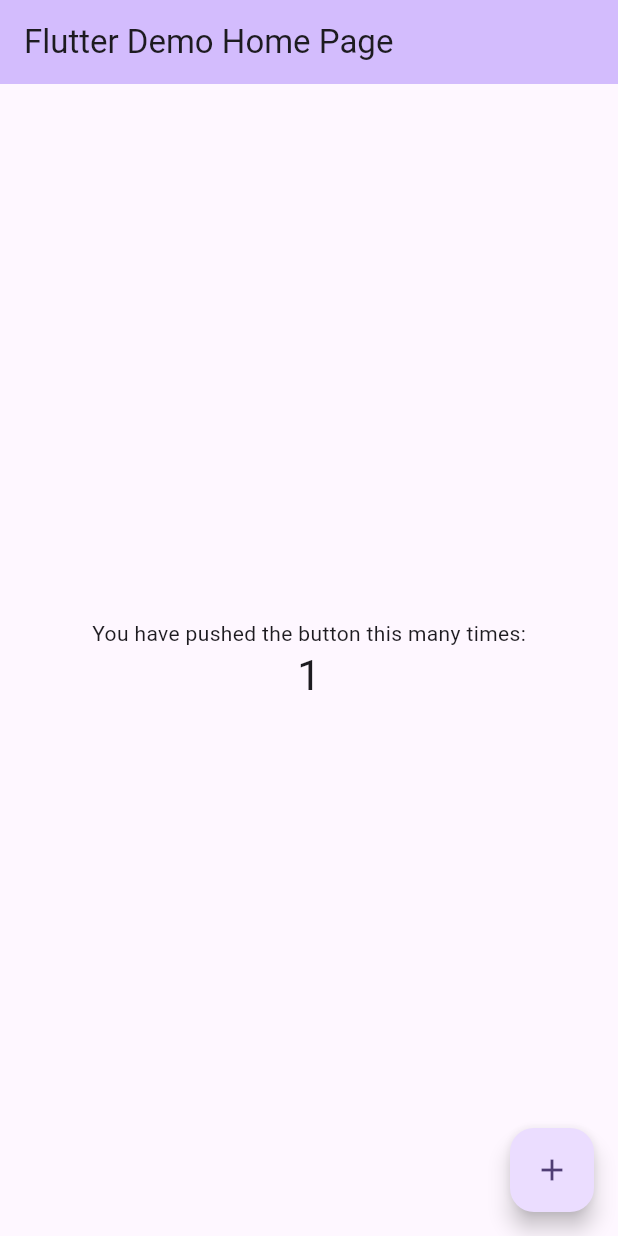
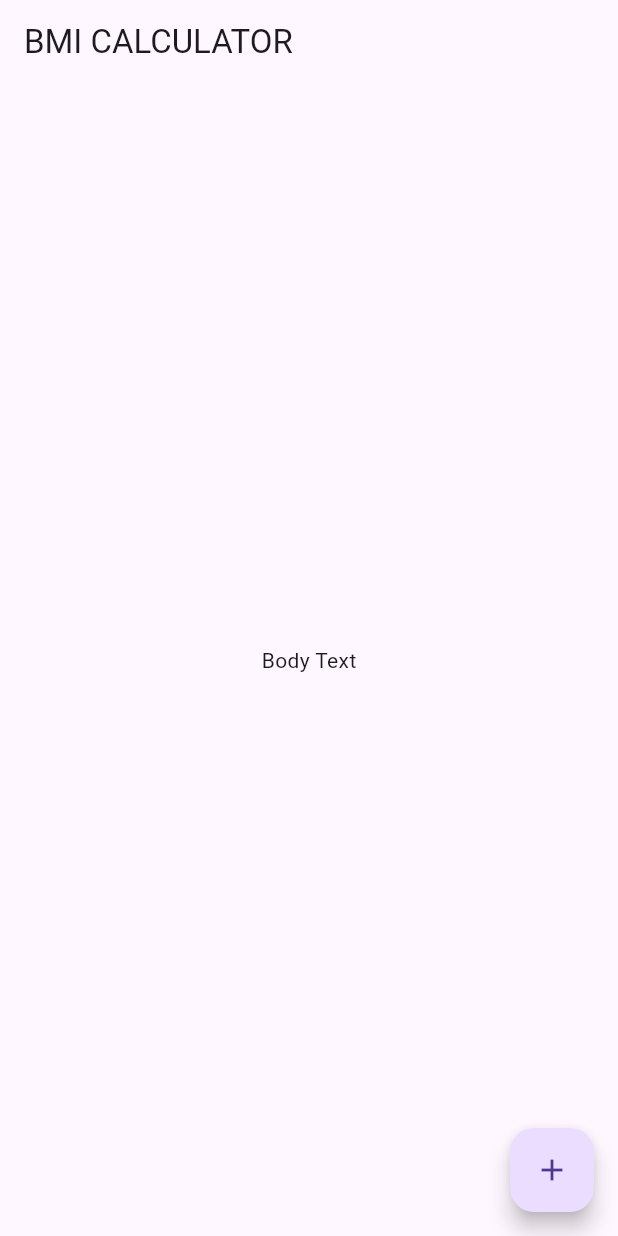
Before and after one commit to niloymamun/bmi-calculator-flutter, a Flutter app: the screen it shows after launch, after a tap on the "add" icon, on a phone screen of 412 x 824 dp. Run offline on Flutter 3.47's test engine with Material 3 defaults, Android fonts, the phone set to English and light mode, and no system bars.

Commit message:
modify some code

```diff
--- a/lib/main.dart
+++ b/lib/main.dart
@@ -1,122 +1,36 @@
 import 'package:flutter/material.dart';
 
 void main() {
-  runApp(const MyApp());
+  runApp(const BMICalculator());
 }
 
-class MyApp extends StatelessWidget {
-  const MyApp({super.key});
+class BMICalculator extends StatelessWidget {
+  const BMICalculator({super.key});
 
   // This widget is the root of your application.
   @override
   Widget build(BuildContext context) {
-    return MaterialApp(
-      title: 'Flutter Demo',
-      theme: ThemeData(
-        // This is the theme of your application.
-        //
-        // TRY THIS: Try running your application with "flutter run". You'll see
-        // the application has a purple toolbar. Then, without quitting the app,
-        // try changing the seedColor in the colorScheme below to Colors.green
-        // and then invoke "hot reload" (save your changes or press the "hot
-        // reload" button in a Flutter-supported IDE, or press "r" if you used
-        // the command line to start the app).
-        //
-        // Notice that the counter didn't reset back to zero; the application
-        // state is not lost during the reload. To reset the state, use hot
-        // restart instead.
-        //
-        // This works for code too, not just values: Most code changes can be
-        // tested with just a hot reload.
-        colorScheme: ColorScheme.fromSeed(seedColor: Colors.deepPurple),
+    return MaterialApp(home: InputPage());
+  }
+}
+
+class InputPage extends StatefulWidget {
+  const InputPage({super.key});
+
+  @override
+  State<InputPage> createState() => _InputPageState();
+}
+
+class _InputPageState extends State<InputPage> {
+  @override
+  Widget build(BuildContext context) {
+    return Scaffold(
+      appBar: AppBar(title: Text('BMI CALCULATOR')),
+      body: Center(child: Text('Body Text')),
+      floatingActionButton: FloatingActionButton(
+        onPressed: () {},
+        child: Icon(Icons.add),
       ),
-      home: const MyHomePage(title: 'Flutter Demo Home Page'),
     );
   }
 }
-
-class MyHomePage extends StatefulWidget {
-  const MyHomePage({super.key, required this.title});
-
-  // This widget is the home page of your application. It is stateful, meaning
-  // that it has a State object (defined below) that contains fields that affect
-  // how it looks.
-
-  // This class is the configuration for the state. It holds the values (in this
-  // case the title) provided by the parent (in this case the App widget) and
-  // used by the build method of the State. Fields in a Widget subclass are
-  // always marked "final".
-
-  final String title;
-
-  @override
-  State<MyHomePage> createState() => _MyHomePageState();
-}
-
-class _MyHomePageState extends State<MyHomePage> {
-  int _counter = 0;
-
-  void _incrementCounter() {
-    setState(() {
-      // This call to setState tells the Flutter framework that something has
-      // changed in this State, which causes it to rerun the build method below
-      // so that the display can reflect the updated values. If we changed
-      // _counter without calling setState(), then the build method would not be
-      // called again, and so nothing would appear to happen.
-      _counter++;
-    });
-  }
-
-  @override
-  Widget build(BuildContext context) {
-    // This method is rerun every time setState is called, for instance as done
-    // by the _incrementCounter method above.
-    //
-    // The Flutter framework has been optimized to make rerunning build methods
-    // fast, so that you can just rebuild anything that needs updating rather
-    // than having to individually change instances of widgets.
-    return Scaffold(
-      appBar: AppBar(
-        // TRY THIS: Try changing the color here to a specific color (to
-        // Colors.amber, perhaps?) and trigger a hot reload to see the AppBar
-        // change color while the other colors stay the same.
-        backgroundColor: Theme.of(context).colorScheme.inversePrimary,
-        // Here we take the value from the MyHomePage object that was created by
-        // the App.build method, and use it to set our appbar title.
-        title: Text(widget.title),
-      ),
-      body: Center(
-        // Center is a layout widget. It takes a single child and positions it
-        // in the middle of the parent.
-        child: Column(
-          // Column is also a layout widget. It takes a list of children and
-          // arranges them vertically. By default, it sizes itself to fit its
-          // children horizontally, and tries to be as tall as its parent.
-          //
-          // Column has various properties to control how it sizes itself and
-          // how it positions its children. Here we use mainAxisAlignment to
-          // center the children vertically; the main axis here is the vertical
-          // axis because Columns are vertical (the cross axis would be
-          // horizontal).
-          //
-          // TRY THIS: Invoke "debug painting" (choose the "Toggle Debug Paint"
-          // action in the IDE, or press "p" in the console), to see the
-          // wireframe for each widget.
-          mainAxisAlignment: MainAxisAlignment.center,
-          children: <Widget>[
-            const Text('You have pushed the button this many times:'),
-            Text(
-              '$_counter',
-              style: Theme.of(context).textTheme.headlineMedium,
-            ),
-          ],
-        ),
-      ),
-      floatingActionButton: FloatingActionButton(
-        onPressed: _incrementCounter,
-        tooltip: 'Increment',
-        child: const Icon(Icons.add),
-      ), // This trailing comma makes auto-formatting nicer for build methods.
-    );
-  }
-}
```
